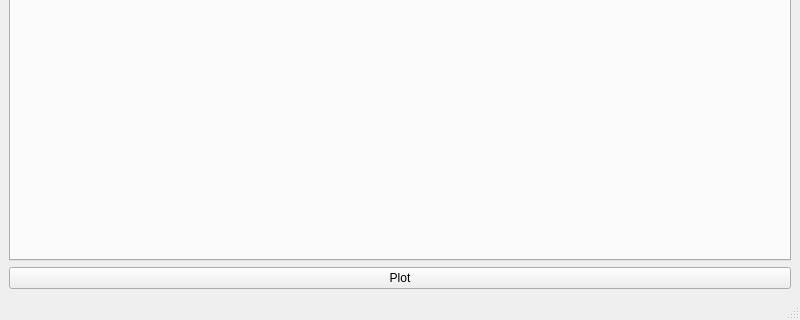
First picture: the form in src/mainwindow.ui, repository Triskell95/MyTradingView, before the edit; both pictures show x 0 to 800 and y 280 to 600 of the 800 by 600 pixel window.
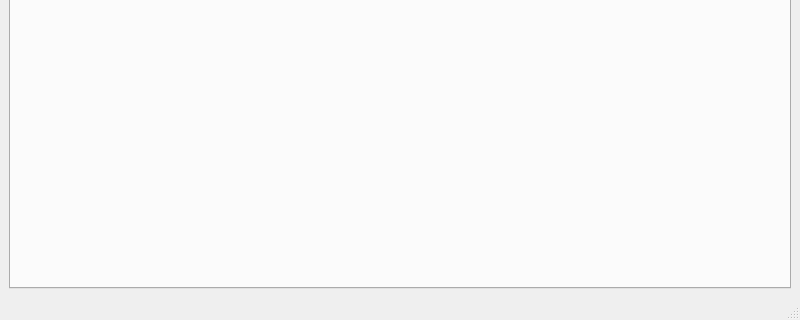
Second picture: the form after the edit.

```diff
--- a/src/mainwindow.ui
+++ b/src/mainwindow.ui
@@ -44,13 +44,6 @@
       </widget>
      </widget>
     </item>
-    <item>
-     <widget class="QPushButton" name="plotButton">
-      <property name="text">
-       <string>Plot</string>
-      </property>
-     </widget>
-    </item>
    </layout>
   </widget>
   <widget class="QMenuBar" name="menubar">
```
Left out of the diff: 2 changed lines with no effect on the pictures.
